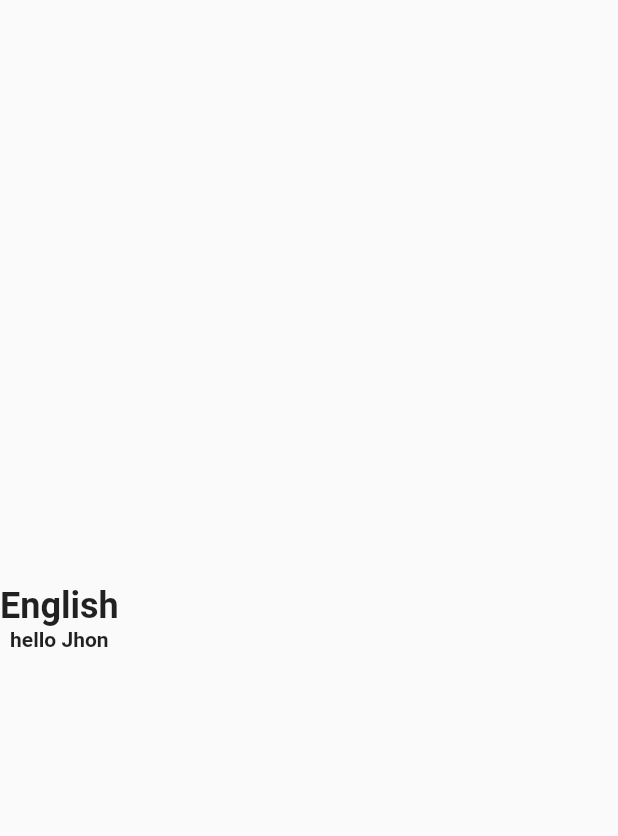
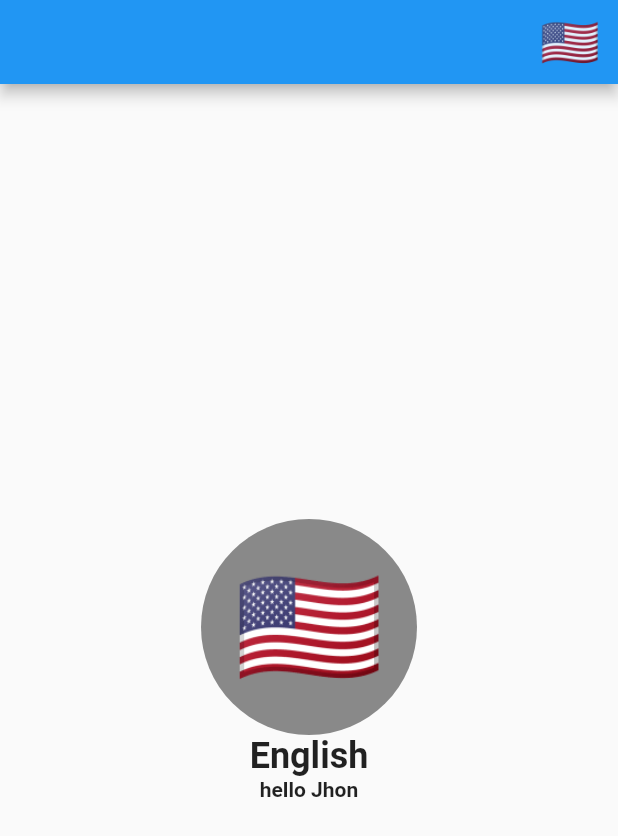
Before and after one commit to itismrx/multi_lang, a Flutter app: the screen it shows after launch, on a phone screen of 412 x 824 dp. Shown: the top 836 px of the screen. Run offline on Flutter 3.47's test engine with Material 2 defaults, Android fonts, the phone set to English and light mode, and no system bars; our stand-ins replace shared_preferences; generated files the repository leaves out were written again.

Commit message:
Feature: Added feature to change app language 🇪🇹

```diff
--- a/lib/l10n/l10n.dart
+++ b/lib/l10n/l10n.dart
@@ -2,4 +2,12 @@ import 'package:flutter/material.dart';
 
 class L10n {
   static final all = [const Locale('en'), const Locale('am')];
+  static String getFlag(String code) {
+    switch (code) {
+      case 'am':
+        return "🇪🇹";
+      default:
+        return "🇺🇸";
+    }
+  }
 }
--- /dev/null
+++ b/lib/language-picker-widget.dart
@@ -0,0 +1,40 @@
+import 'package:flutter/material.dart';
+import 'package:multi_lang/l10n/l10n.dart';
+import 'package:multi_lang/providers/local-provider.dart';
+import 'package:provider/provider.dart';
+
+class LanguagePickerWidget extends StatelessWidget {
+  @override
+  Widget build(BuildContext context) {
+    final provider = Provider.of<LocalProvider>(
+      context,
+    );
+    final locale = provider.locale;
+    return DropdownButtonHideUnderline(
+      child: DropdownButton(
+        value: locale,
+        icon: Container(
+          width: 12,
+        ),
+        items: L10n.all.map((locale) {
+          final flag = L10n.getFlag(locale.languageCode);
+          return DropdownMenuItem(
+            child: Center(
+              child: Text(
+                flag,
+                style: TextStyle(fontSize: 32),
+              ),
+            ),
+            value: locale,
+            onTap: () {
+              final provider =
+                  Provider.of<LocalProvider>(context, listen: false);
+              provider.setLocale(locale);
+            },
+          );
+        }).toList(),
+        onChanged: (val) {},
+      ),
+    );
+  }
+}
--- /dev/null
+++ b/lib/language-widget.dart
@@ -0,0 +1,22 @@
+import 'package:flutter/material.dart';
+import 'package:multi_lang/l10n/l10n.dart';
+
+class LanguageWidget extends StatelessWidget {
+  @override
+  Widget build(BuildContext context) {
+    final local = Localizations.localeOf(context);
+    final flag = L10n.getFlag(local.languageCode);
+    return Center(
+      child: CircleAvatar(
+        backgroundColor: Colors.black45,
+        radius: 72,
+        child: Text(
+          flag,
+          style: TextStyle(
+            fontSize: 80,
+          ),
+        ),
+      ),
+    );
+  }
+}
--- a/lib/main.dart
+++ b/lib/main.dart
@@ -1,6 +1,10 @@
 import 'package:flutter/material.dart';
 import 'package:flutter_gen/gen_l10n/app_localizations.dart';
 import 'package:flutter_localizations/flutter_localizations.dart';
+import 'package:multi_lang/language-picker-widget.dart';
+import 'package:multi_lang/language-widget.dart';
+import 'package:multi_lang/providers/local-provider.dart';
+import 'package:provider/provider.dart';
 import 'l10n/l10n.dart';
 
 void main() {
@@ -11,6 +15,10 @@ class MyApp extends StatelessWidget {
   // This widget is the root of your application.
   @override
   Widget build(BuildContext context) {
+    return ChangeNotifierProvider(
+        create: (context) => LocalProvider(),
+        builder: (context, child) {
+          final provider = Provider.of<LocalProvider>(context);
           return MaterialApp(
             title: 'Flutter Demo',
             debugShowCheckedModeBanner: false,
@@ -18,6 +26,7 @@ class MyApp extends StatelessWidget {
               primarySwatch: Colors.blue,
             ),
             supportedLocales: L10n.all,
+            locale: provider.locale,
             localizationsDelegates: [
               AppLocalizations.delegate,
               GlobalMaterialLocalizations.delegate,
@@ -26,6 +35,7 @@ class MyApp extends StatelessWidget {
             ],
             home: Home(),
           );
+        });
   }
 }
 
@@ -33,10 +43,14 @@ class Home extends StatelessWidget {
   @override
   Widget build(BuildContext context) {
     return Scaffold(
+      appBar: AppBar(
+        actions: [LanguagePickerWidget()],
+      ),
       body: Column(
         mainAxisAlignment: MainAxisAlignment.center,
         crossAxisAlignment: CrossAxisAlignment.center,
         children: [
+          LanguageWidget(),
           Text(
             AppLocalizations.of(context)!.language,
             style: TextStyle(fontWeight: FontWeight.bold, fontSize: 24),
--- /dev/null
+++ b/lib/providers/local-provider.dart
@@ -0,0 +1,18 @@
+import 'package:flutter/material.dart';
+import 'package:multi_lang/l10n/l10n.dart';
+
+class LocalProvider extends ChangeNotifier {
+  Locale? _locale = Locale('en');
+  Locale? get locale => _locale;
+
+  void setLocale(Locale locale) {
+    if (!L10n.all.contains(locale)) return;
+    _locale = locale;
+    notifyListeners();
+  }
+
+  void clearLocale() {
+    _locale = null;
+    notifyListeners();
+  }
+}
--- a/pubspec.yaml
+++ b/pubspec.yaml
@@ -31,6 +31,8 @@ dependencies:
   # Use with the CupertinoIcons class for iOS style icons.
   cupertino_icons: ^1.0.2
   intl: ^0.17.0
+  provider: ^6.0.2
+  shared_preferences: ^2.0.7
 
 dev_dependencies:
   flutter_test:
```
Also changed, not shown: lib/providers/app-language.dart (added, +128 -0 lines), lib/providers/storage-manager.dart (added), pubspec.lock, 1 other file. Lines whose indentation alone changed are shown as unchanged.
